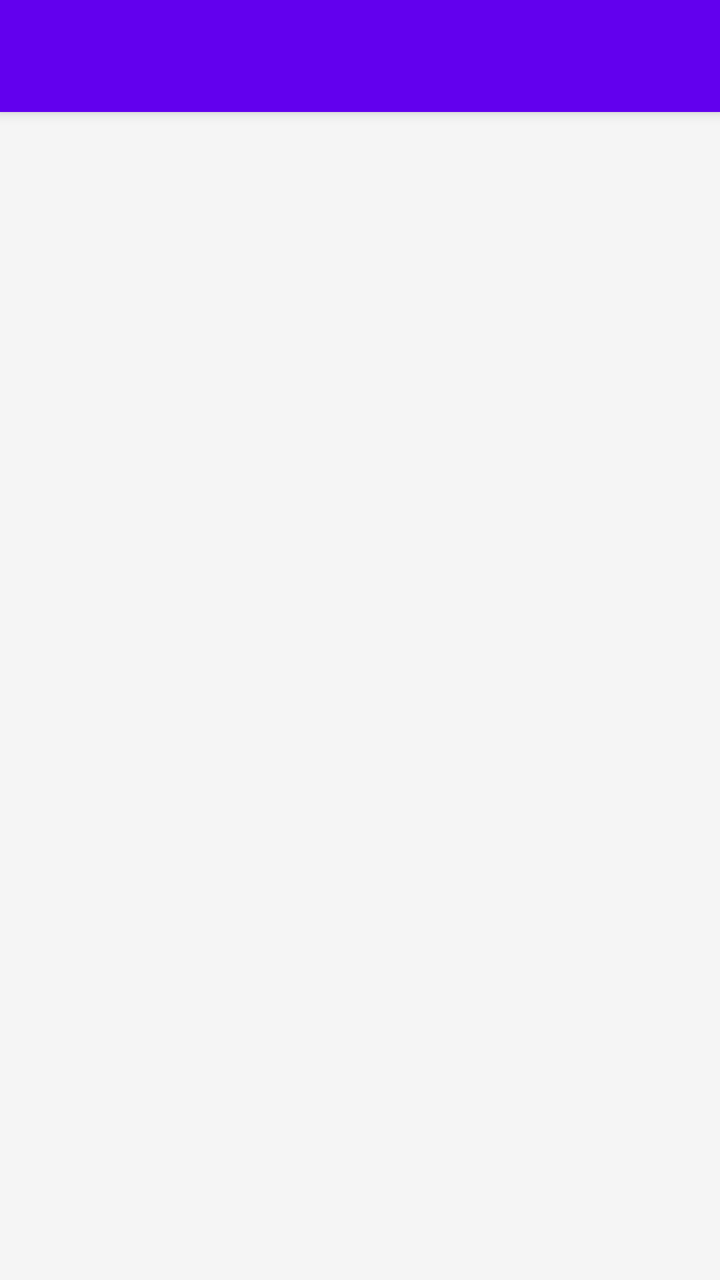
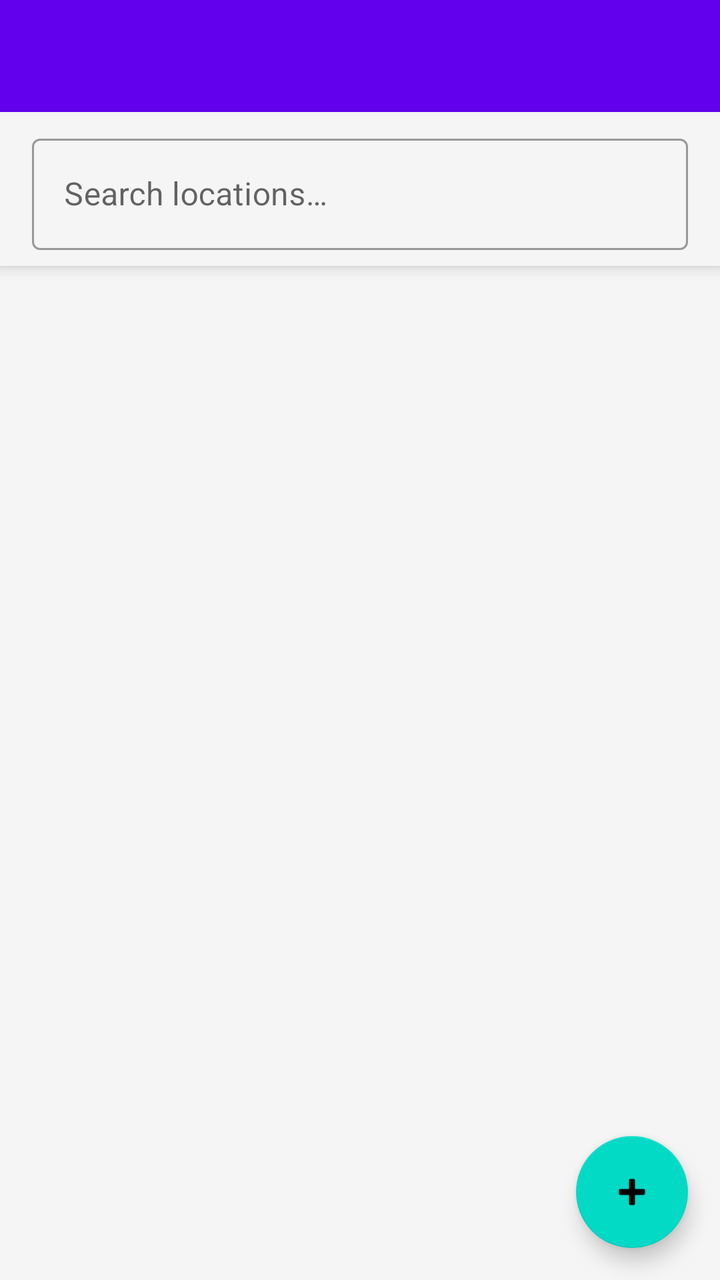

An Android layout rendered at two revisions. The XML below is the earlier revision; the diff shows what the commit changed to produce the second picture.
<!-- AndroidManifest.xml: application theme Theme.MydrawingappExtension -->
<!-- res/layout/activity_main.xml -->
<?xml version="1.0" encoding="utf-8"?>
<androidx.coordinatorlayout.widget.CoordinatorLayout
    xmlns:android="http://schemas.android.com/apk/res/android"
    xmlns:app="http://schemas.android.com/apk/res-auto"
    android:layout_width="match_parent"
    android:layout_height="match_parent"
    android:background="@color/background">

    <com.google.android.material.appbar.AppBarLayout
        android:layout_width="match_parent"
        android:layout_height="wrap_content"
        app:elevation="4dp">

        <androidx.appcompat.widget.Toolbar
            android:id="@+id/toolbar"
            android:layout_width="match_parent"
            android:layout_height="?attr/actionBarSize"
            android:background="@color/colorPrimary"
            android:theme="@style/ThemeOverlay.AppCompat.Dark.ActionBar" />

    </com.google.android.material.appbar.AppBarLayout>

    <androidx.recyclerview.widget.RecyclerView
        android:id="@+id/rvLocations"
        android:layout_width="match_parent"
        android:layout_height="match_parent"
        android:clipToPadding="false"
        android:paddingTop="8dp"
        android:paddingBottom="8dp"
        app:layout_behavior="@string/appbar_scrolling_view_behavior" />

</androidx.coordinatorlayout.widget.CoordinatorLayout>
<!-- resources referenced by this layout -->
<resources>
  <color name="background">#FFF5F5F5</color>
  <color name="colorPrimary">#FF6200EE</color>
  <style name="Theme.MydrawingappExtension" parent="Theme.MaterialComponents.Light.NoActionBar" />
</resources>

<!-- the commit's change to res/layout/activity_main.xml (unified diff, before → after) -->
@@ -3,12 +3,12 @@
     xmlns:android="http://schemas.android.com/apk/res/android"
     xmlns:app="http://schemas.android.com/apk/res-auto"
     android:layout_width="match_parent"
-    android:layout_height="match_parent"
-    android:background="@color/background">
+    android:layout_height="match_parent">
 
     <com.google.android.material.appbar.AppBarLayout
         android:layout_width="match_parent"
         android:layout_height="wrap_content"
+        android:background="@color/background"
         app:elevation="4dp">
 
         <androidx.appcompat.widget.Toolbar
@@ -16,17 +16,67 @@
             android:layout_width="match_parent"
             android:layout_height="?attr/actionBarSize"
             android:background="@color/colorPrimary"
-            android:theme="@style/ThemeOverlay.AppCompat.Dark.ActionBar" />
+            android:theme="@style/ThemeOverlay.AppCompat.Dark.ActionBar"
+            app:layout_scrollFlags="scroll|enterAlways|snap" />
+
+        <com.google.android.material.textfield.TextInputLayout
+            android:id="@+id/searchLayout"
+            style="@style/Widget.MaterialComponents.TextInputLayout.OutlinedBox"
+            android:layout_width="match_parent"
+            android:layout_height="wrap_content"
+            android:layout_marginHorizontal="16dp"
+            android:layout_marginTop="8dp"
+            android:layout_marginBottom="8dp"
+            android:hint="@string/hint_search"
+            app:layout_scrollFlags="scroll|enterAlways|snap">
+
+            <com.google.android.material.textfield.TextInputEditText
+                android:id="@+id/etSearch"
+                android:layout_width="match_parent"
+                android:layout_height="wrap_content"
+                android:inputType="text"
+                android:maxLines="1"
+                android:imeOptions="actionSearch" />
+
+        </com.google.android.material.textfield.TextInputLayout>
 
     </com.google.android.material.appbar.AppBarLayout>
 
-    <androidx.recyclerview.widget.RecyclerView
-        android:id="@+id/rvLocations"
+    <FrameLayout
         android:layout_width="match_parent"
         android:layout_height="match_parent"
-        android:clipToPadding="false"
-        android:paddingTop="8dp"
-        android:paddingBottom="8dp"
-        app:layout_behavior="@string/appbar_scrolling_view_behavior" />
+        app:layout_behavior="@string/appbar_scrolling_view_behavior">
+
+        <androidx.recyclerview.widget.RecyclerView
+            android:id="@+id/rvLocations"
+            android:layout_width="match_parent"
+            android:layout_height="match_parent"
+            android:background="@color/background"
+            android:clipToPadding="false"
+            android:paddingTop="8dp"
+            android:paddingBottom="88dp" />
+
+        <TextView
+            android:id="@+id/tvEmptyState"
+            android:layout_width="wrap_content"
+            android:layout_height="wrap_content"
+            android:layout_gravity="center"
+            android:gravity="center"
+            android:textSize="16sp"
+            android:textColor="@color/textSecondary"
+            android:padding="24dp"
+            android:lineSpacingMultiplier="1.4"
+            android:visibility="gone" />
+
+    </FrameLayout>
+
+    <com.google.android.material.floatingactionbutton.FloatingActionButton
+        android:id="@+id/fabAdd"
+        android:layout_width="wrap_content"
+        android:layout_height="wrap_content"
+        android:layout_gravity="bottom|end"
+        android:layout_margin="16dp"
+        android:contentDescription="@string/title_add_location"
+        android:src="@android:drawable/ic_input_add" />
 
 </androidx.coordinatorlayout.widget.CoordinatorLayout>
<!-- resource entries referenced after the edit -->
@@ -2,6 +2,9 @@
 <resources>
   <color name="background">#FFF5F5F5</color>
   <color name="colorPrimary">#FF6200EE</color>
+  <color name="textSecondary">#FF757575</color>
+  <string name="hint_search">Search locations…</string>
+  <string name="title_add_location">Add Location</string>
   <style name="Theme.MydrawingappExtension" parent="Theme.MaterialComponents.Light.NoActionBar" />
 </resources>
 
